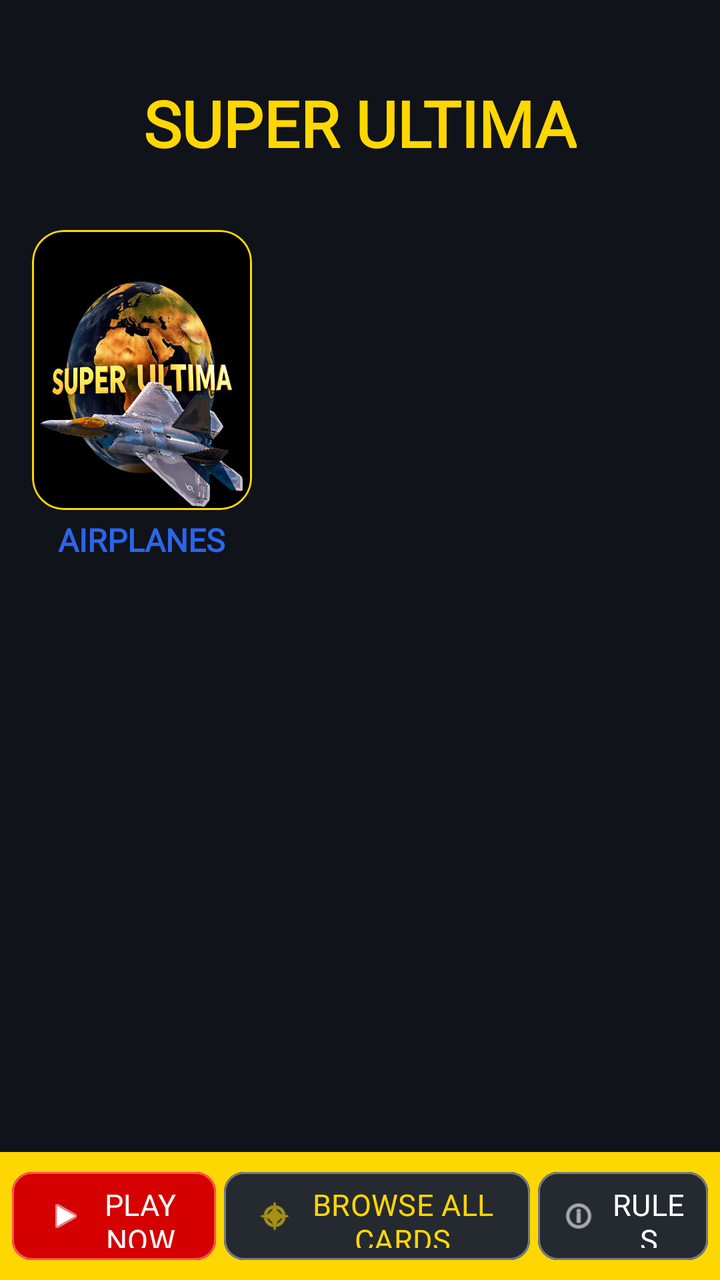
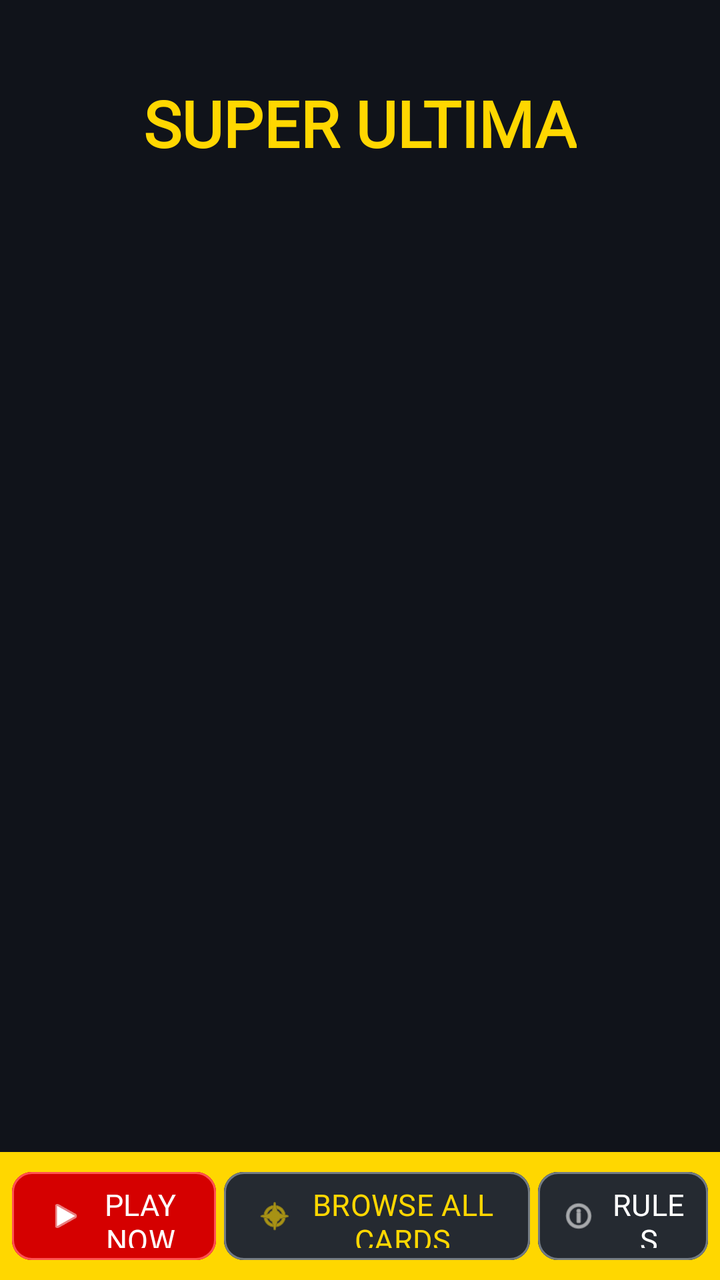

Two renders of the same Android screen: before a commit and after it. Below are the layout's source before the change and the commit's diff.
<!-- AndroidManifest.xml: application theme Theme.SuperUltima -->
<!-- res/layout/activity_main.xml -->
<?xml version="1.0" encoding="utf-8"?>
<androidx.constraintlayout.widget.ConstraintLayout
    xmlns:android="http://schemas.android.com/apk/res/android"
    xmlns:app="http://schemas.android.com/apk/res-auto"
    xmlns:tools="http://schemas.android.com/tools"
    android:id="@+id/main"
    android:layout_width="match_parent"
    android:layout_height="match_parent"
    android:background="#10131A"
    tools:context=".MainActivity">

    
    <TextView
        android:id="@+id/titleText"
        android:layout_width="wrap_content"
        android:layout_height="wrap_content"
        android:layout_marginTop="40dp"
        android:fontFamily="@font/pixeboy"
        android:text="SUPER ULTIMA"
        android:textColor="#FFD700"
        android:textSize="32sp"
        android:textStyle="bold"
        app:layout_constraintEnd_toEndOf="parent"
        app:layout_constraintStart_toStartOf="parent"
        app:layout_constraintTop_toTopOf="parent" />

    
    <HorizontalScrollView
        android:id="@+id/decksHorizontalScrollView"
        android:layout_width="0dp"
        android:layout_height="wrap_content"
        android:layout_marginTop="32dp"
        android:clipToPadding="false"
        android:paddingStart="16dp"
        android:paddingEnd="16dp"
        android:scrollbars="none"
        app:layout_constraintEnd_toEndOf="parent"
        app:layout_constraintStart_toStartOf="parent"
        app:layout_constraintTop_toBottomOf="@id/titleText">

        
        <LinearLayout
            android:id="@+id/decksContainer"
            android:layout_width="wrap_content"
            android:layout_height="wrap_content"
            android:orientation="horizontal">

            
            <LinearLayout
                android:id="@+id/airplanesPackContainer"
                android:layout_width="wrap_content"
                android:layout_height="wrap_content"
                android:layout_marginEnd="16dp"
                android:gravity="center"
                android:orientation="vertical">

                <com.google.android.material.card.MaterialCardView
                    android:id="@+id/airplanesPack1"
                    android:layout_width="110dp"
                    android:layout_height="140dp"
                    app:cardCornerRadius="16dp"
                    app:strokeColor="#FFD700"
                    app:strokeWidth="1dp">

                    <LinearLayout
                        android:layout_width="match_parent"
                        android:layout_height="match_parent"
                        android:gravity="center"
                        android:orientation="vertical"
                        android:padding="0dp">

                        <FrameLayout
                            android:layout_width="match_parent"
                            android:layout_height="match_parent"
                            android:background="@drawable/cardeckbackround"
                            android:scaleType="centerCrop">

                            <ImageView
                                android:layout_width="match_parent"
                                android:layout_height="212dp"
                                android:src="@drawable/airplane1frontimage" />
                        </FrameLayout>
                    </LinearLayout>
                </com.google.android.material.card.MaterialCardView>

                <TextView
                    android:id="@+id/airplanesText"
                    android:layout_width="wrap_content"
                    android:layout_height="wrap_content"
                    android:layout_marginTop="4dp"
                    android:fontFamily="@font/homevideoboldr90dv"
                    android:text="AIRPLANES"
                    android:textColor="#2B65EC"
                    android:textSize="16sp"
                    android:textStyle="bold" />
            </LinearLayout>

        </LinearLayout>
    </HorizontalScrollView>

    
    <LinearLayout
        android:id="@+id/bottomToolbar"
        android:layout_width="0dp"
        android:layout_height="64dp"
        android:background="#FFD700"
        android:gravity="center"
        android:orientation="horizontal"
        android:paddingHorizontal="6dp"
        app:layout_constraintBottom_toBottomOf="parent"
        app:layout_constraintEnd_toEndOf="parent"
        app:layout_constraintStart_toStartOf="parent">

        
        <com.google.android.material.button.MaterialButton
            android:id="@+id/playButton"
            android:layout_width="0dp"
            android:layout_height="52dp"
            android:layout_marginEnd="4dp"
            android:layout_weight="1.2"
            android:backgroundTint="#D50000"
            android:fontFamily="@font/pixeboy"
            android:paddingHorizontal="8dp"
            android:text="PLAY NOW"
            android:textColor="#FFFFFF"
            android:textSize="15sp"
            app:cornerRadius="10dp"
            app:icon="@android:drawable/ic_media_play"
            app:iconGravity="textStart"
            app:iconTint="#FFFFFF"
            app:strokeColor="#FF5252"
            app:strokeWidth="1dp" />

        
        <com.google.android.material.button.MaterialButton
            android:id="@+id/browseCardsButton"
            android:layout_width="0dp"
            android:layout_height="52dp"
            android:layout_marginEnd="4dp"
            android:layout_weight="1.8"
            android:backgroundTint="#252A31"
            android:fontFamily="@font/pixeboy"
            android:paddingHorizontal="6dp"
            android:text="BROWSE ALL CARDS"
            android:textColor="#FFD700"
            android:textSize="15sp"
            app:cornerRadius="10dp"
            app:icon="@android:drawable/ic_menu_compass"
            app:iconGravity="textStart"
            app:iconTint="#FFD700"
            app:strokeColor="#737B84"
            app:strokeWidth="1dp" />

        
        <com.google.android.material.button.MaterialButton
            android:id="@+id/rulesButton"
            android:layout_width="0dp"
            android:layout_height="52dp"
            android:layout_weight="1"
            android:backgroundTint="#252A31"
            android:fontFamily="@font/pixeboy"
            android:paddingHorizontal="8dp"
            android:text="RULES"
            android:textColor="#FFFFFF"
            android:textSize="15sp"
            app:cornerRadius="10dp"
            app:icon="@android:drawable/ic_menu_info_details"
            app:iconGravity="textStart"
            app:iconTint="#FFFFFF"
            app:strokeColor="#737B84"
            app:strokeWidth="1dp" />

    </LinearLayout>

</androidx.constraintlayout.widget.ConstraintLayout>
<!-- resources referenced by this layout -->
<resources>
  <!-- drawable airplane1frontimage: png bitmap (drawable, 634510 bytes) -->
  <!-- drawable cardeckbackround: png bitmap (drawable, 421043 bytes) -->
  <style name="Theme.SuperUltima" parent="Base.Theme.SuperUltima" />
  <style name="Base.Theme.SuperUltima" parent="Theme.Material3.DayNight.NoActionBar">
          
          
      </style>
</resources>

<!-- the commit's change to res/layout/activity_main.xml (unified diff, before → after) -->
@@ -3,6 +3,7 @@
     xmlns:android="http://schemas.android.com/apk/res/android"
     xmlns:app="http://schemas.android.com/apk/res-auto"
     xmlns:tools="http://schemas.android.com/tools"
+
     android:id="@+id/main"
     android:layout_width="match_parent"
     android:layout_height="match_parent"
@@ -43,59 +44,8 @@
             android:id="@+id/decksContainer"
             android:layout_width="wrap_content"
             android:layout_height="wrap_content"
-            android:orientation="horizontal">
+            android:orientation="horizontal" />
 
-            
-            <LinearLayout
-                android:id="@+id/airplanesPackContainer"
-                android:layout_width="wrap_content"
-                android:layout_height="wrap_content"
-                android:layout_marginEnd="16dp"
-                android:gravity="center"
-                android:orientation="vertical">
-
-                <com.google.android.material.card.MaterialCardView
-                    android:id="@+id/airplanesPack1"
-                    android:layout_width="110dp"
-                    android:layout_height="140dp"
-                    app:cardCornerRadius="16dp"
-                    app:strokeColor="#FFD700"
-                    app:strokeWidth="1dp">
-
-                    <LinearLayout
-                        android:layout_width="match_parent"
-                        android:layout_height="match_parent"
-                        android:gravity="center"
-                        android:orientation="vertical"
-                        android:padding="0dp">
-
-                        <FrameLayout
-                            android:layout_width="match_parent"
-                            android:layout_height="match_parent"
-                            android:background="@drawable/cardeckbackround"
-                            android:scaleType="centerCrop">
-
-                            <ImageView
-                                android:layout_width="match_parent"
-                                android:layout_height="212dp"
-                                android:src="@drawable/airplane1frontimage" />
-                        </FrameLayout>
-                    </LinearLayout>
-                </com.google.android.material.card.MaterialCardView>
-
-                <TextView
-                    android:id="@+id/airplanesText"
-                    android:layout_width="wrap_content"
-                    android:layout_height="wrap_content"
-                    android:layout_marginTop="4dp"
-                    android:fontFamily="@font/homevideoboldr90dv"
-                    android:text="AIRPLANES"
-                    android:textColor="#2B65EC"
-                    android:textSize="16sp"
-                    android:textStyle="bold" />
-            </LinearLayout>
-
-        </LinearLayout>
     </HorizontalScrollView>
 
     
<!-- resource entries referenced after the edit -->
@@ -1,7 +1,5 @@
 <!-- resources referenced by this layout -->
 <resources>
-  <!-- drawable airplane1frontimage: png bitmap (drawable, 634510 bytes) -->
-  <!-- drawable cardeckbackround: png bitmap (drawable, 421043 bytes) -->
   <style name="Theme.SuperUltima" parent="Base.Theme.SuperUltima" />
   <style name="Base.Theme.SuperUltima" parent="Theme.Material3.DayNight.NoActionBar">
           
